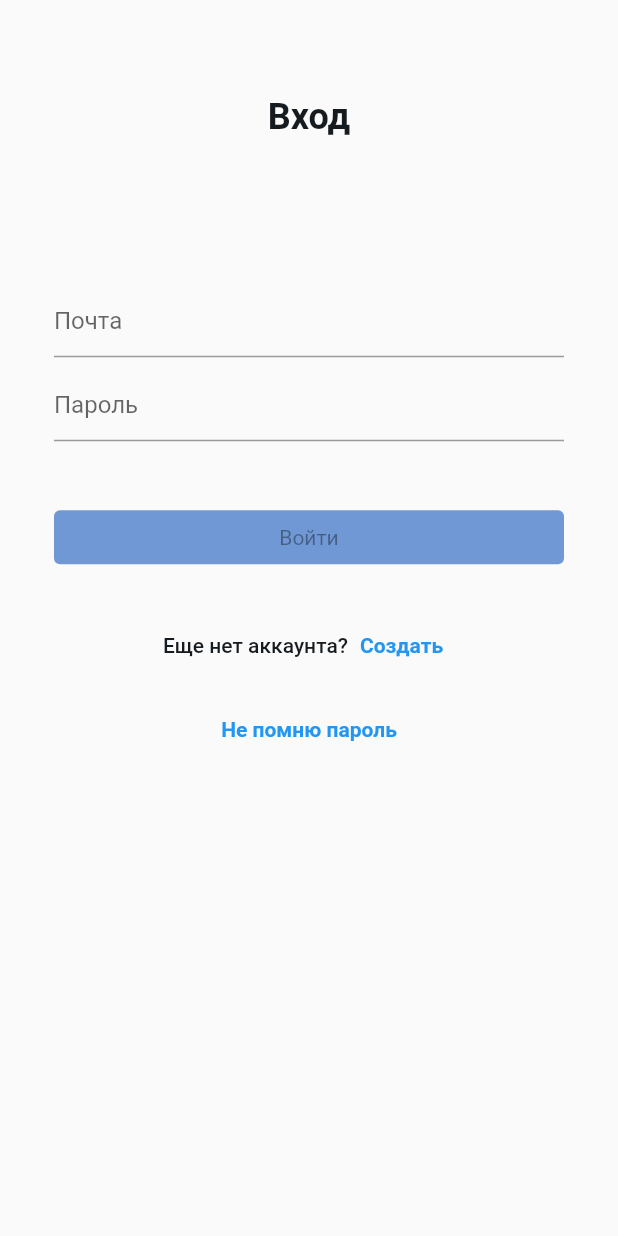
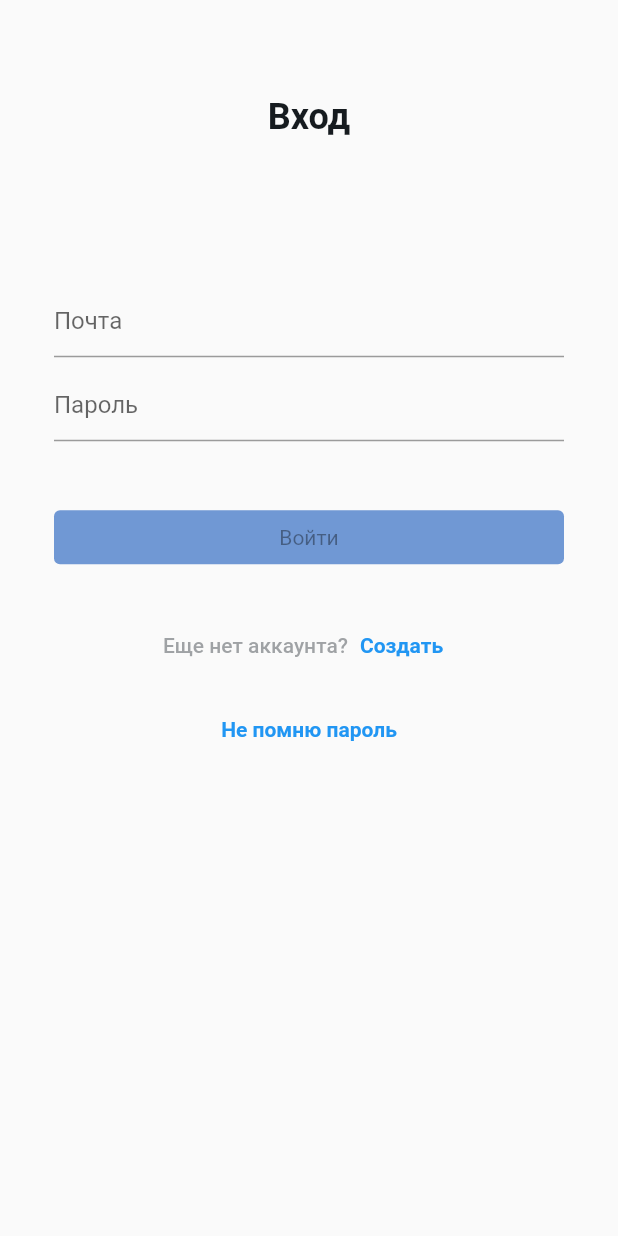
Before and after one commit to 8thgencore/gift_manager, a Flutter app: the screen it shows after launch, on a phone screen of 412 x 824 dp. Run offline on Flutter 3.47's test engine with Material 2 defaults, Android fonts, the phone set to English and light mode, and no system bars; our stand-ins replace bloc, equatable, flutter_bloc.

Commit message:
Added dynamic text color switch

```diff
--- a/lib/presentation/login/view/login_page.dart
+++ b/lib/presentation/login/view/login_page.dart
@@ -6,6 +6,7 @@ import 'package:gift_manager/presentation/home/view/home_page.dart';
 import 'package:gift_manager/presentation/login/bloc/login_bloc.dart';
 import 'package:gift_manager/presentation/login/model/email_error.dart';
 import 'package:gift_manager/presentation/login/model/password_error.dart';
+import 'package:gift_manager/resources/app_colors.dart';
 
 class LoginPage extends StatelessWidget {
   const LoginPage({super.key});
@@ -101,7 +102,11 @@ class _LoginPageWidgetState extends State<_LoginPageWidget> {
             children: [
               Text(
                 'Еще нет аккаунта?',
-                style: context.theme.h4,
+                style: context.theme.h4.dynamicColor(
+                  context: context,
+                  lightThemeColor: AppColors.lightGrey60,
+                  darkThemeColor: AppColors.darkGrey60,
+                ),
               ),
               TextButton(
                 onPressed: () => debugPrint('Нажали на кнопку Создать'),
```
Also changed, not shown: lib/extensions/theme_extensions.dart (+16 -0 lines).
